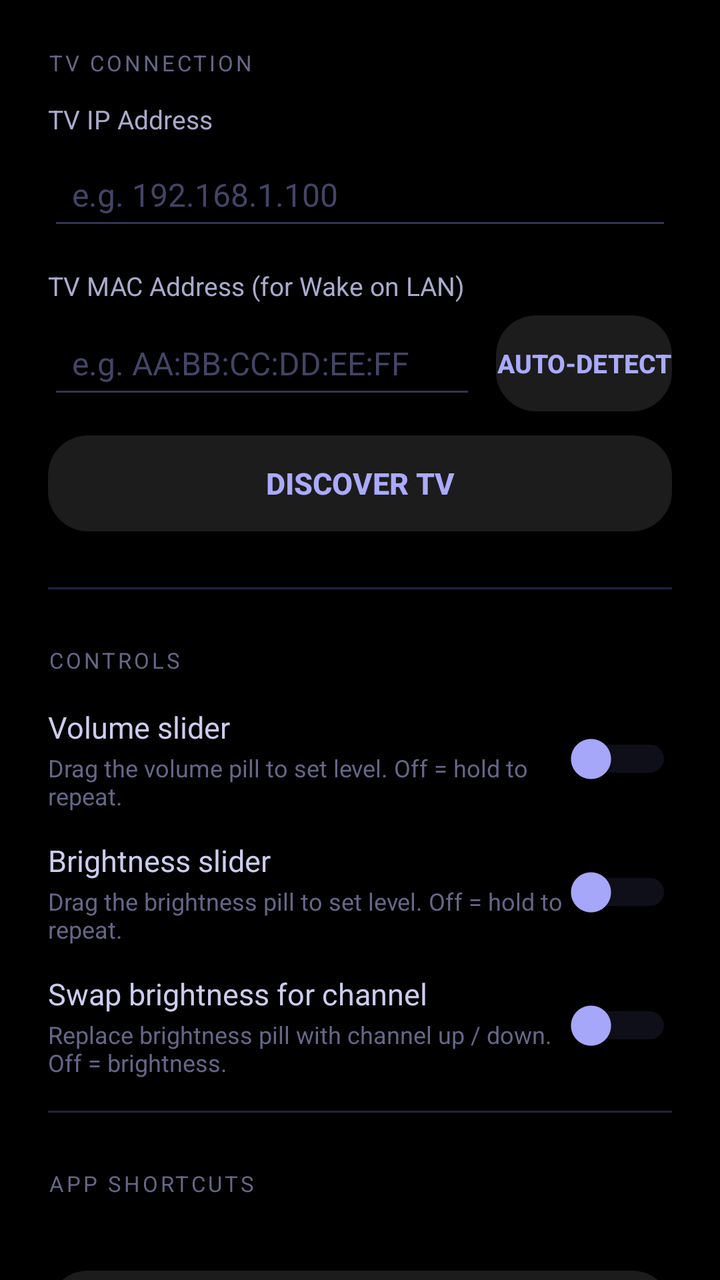
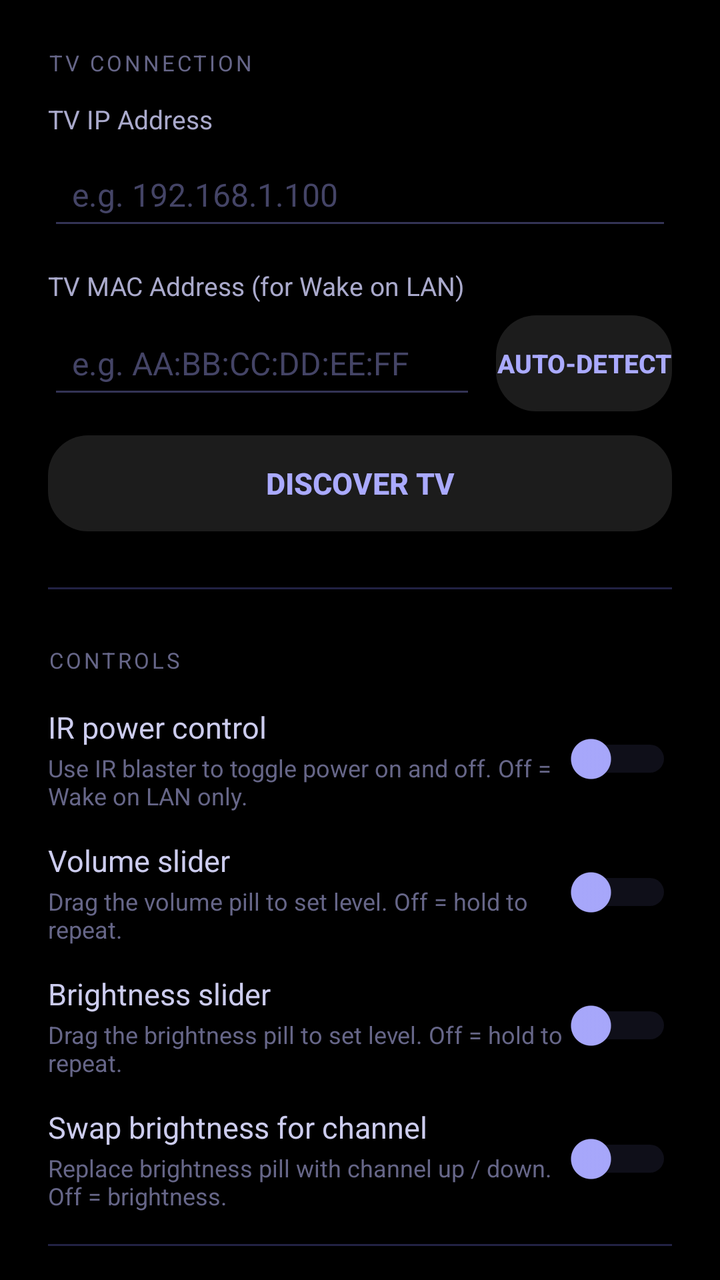

Before-and-after screenshots of an Android layout around one commit, followed by the original layout XML and the change that was made.
<!-- AndroidManifest.xml: application theme Theme.LGRemote -->
<!-- res/layout/activity_settings.xml -->
<?xml version="1.0" encoding="utf-8"?>
<androidx.core.widget.NestedScrollView
    xmlns:android="http://schemas.android.com/apk/res/android"
    android:layout_width="match_parent"
    android:layout_height="match_parent"
    android:background="#000000"
    android:fillViewport="true">

    <LinearLayout
        android:layout_width="match_parent"
        android:layout_height="wrap_content"
        android:orientation="vertical"
        android:paddingHorizontal="24dp"
        android:paddingTop="24dp"
        android:paddingBottom="48dp">

        
        <TextView
            android:layout_width="match_parent"
            android:layout_height="wrap_content"
            android:text="TV CONNECTION"
            android:textColor="#666688"
            android:textSize="11sp"
            android:letterSpacing="0.12"
            android:layout_marginBottom="12dp" />

        <TextView
            android:layout_width="match_parent"
            android:layout_height="wrap_content"
            android:text="TV IP Address"
            android:textColor="#AAAACC"
            android:textSize="13sp"
            android:layout_marginBottom="6dp" />

        <EditText
            android:id="@+id/edit_tv_ip"
            android:layout_width="match_parent"
            android:layout_height="wrap_content"
            android:hint="e.g. 192.168.1.100"
            android:inputType="textUri"
            android:textColor="#FFFFFF"
            android:textColorHint="#444466"
            android:backgroundTint="#333355"
            android:padding="12dp"
            android:textSize="16sp" />

        <TextView
            android:layout_width="match_parent"
            android:layout_height="wrap_content"
            android:text="TV MAC Address (for Wake on LAN)"
            android:textColor="#AAAACC"
            android:textSize="13sp"
            android:layout_marginTop="14dp"
            android:layout_marginBottom="6dp" />

        <LinearLayout
            android:layout_width="match_parent"
            android:layout_height="wrap_content"
            android:orientation="horizontal"
            android:gravity="center_vertical">

            <EditText
                android:id="@+id/edit_tv_mac"
                android:layout_width="0dp"
                android:layout_height="wrap_content"
                android:layout_weight="1"
                android:hint="e.g. AA:BB:CC:DD:EE:FF"
                android:inputType="text"
                android:textColor="#FFFFFF"
                android:textColorHint="#444466"
                android:backgroundTint="#333355"
                android:padding="12dp"
                android:textSize="16sp" />

            <Button
                android:id="@+id/btn_detect_mac"
                android:layout_width="wrap_content"
                android:layout_height="wrap_content"
                android:layout_marginStart="10dp"
                android:background="@drawable/bg_squircle_dark"
                android:text="Auto-detect"
                android:textColor="#AAAAFF"
                android:textSize="13sp"
                android:textStyle="bold" />

        </LinearLayout>

        <LinearLayout
            android:layout_width="match_parent"
            android:layout_height="wrap_content"
            android:layout_marginTop="12dp"
            android:orientation="horizontal"
            android:gravity="center_vertical">

            <Button
                android:id="@+id/btn_discover"
                android:layout_width="0dp"
                android:layout_height="wrap_content"
                android:layout_weight="1"
                android:background="@drawable/bg_squircle_dark"
                android:text="Discover TV"
                android:textColor="#AAAAFF"
                android:textSize="15sp"
                android:textStyle="bold" />

            <ProgressBar
                android:id="@+id/discover_spinner"
                android:layout_width="32dp"
                android:layout_height="32dp"
                android:layout_marginStart="12dp"
                android:visibility="gone"
                android:indeterminateTint="#AAAAFF" />

        </LinearLayout>


        
        <View
            android:layout_width="match_parent"
            android:layout_height="1dp"
            android:layout_marginTop="28dp"
            android:layout_marginBottom="28dp"
            android:background="#222244" />

        
        <TextView
            android:layout_width="match_parent"
            android:layout_height="wrap_content"
            android:text="CONTROLS"
            android:textColor="#666688"
            android:textSize="11sp"
            android:letterSpacing="0.12"
            android:layout_marginBottom="16dp" />

        <LinearLayout
            android:layout_width="match_parent"
            android:layout_height="wrap_content"
            android:orientation="horizontal"
            android:gravity="center_vertical"
            android:layout_marginBottom="14dp">

            <LinearLayout
                android:layout_width="0dp"
                android:layout_height="wrap_content"
                android:layout_weight="1"
                android:orientation="vertical">

                <TextView
                    android:layout_width="wrap_content"
                    android:layout_height="wrap_content"
                    android:text="Volume slider"
                    android:textColor="#CCCCEE"
                    android:textSize="15sp" />

                <TextView
                    android:layout_width="wrap_content"
                    android:layout_height="wrap_content"
                    android:text="Drag the volume pill to set level. Off = hold to repeat."
                    android:textColor="#666688"
                    android:textSize="12sp"
                    android:layout_marginTop="2dp" />

            </LinearLayout>

            <Switch
                android:id="@+id/switch_vol_slider"
                android:layout_width="wrap_content"
                android:layout_height="wrap_content"
                android:thumbTint="#AAAAFF"
                android:trackTint="#333355" />

        </LinearLayout>

        <LinearLayout
            android:layout_width="match_parent"
            android:layout_height="wrap_content"
            android:orientation="horizontal"
            android:gravity="center_vertical"
            android:layout_marginBottom="14dp">

            <LinearLayout
                android:layout_width="0dp"
                android:layout_height="wrap_content"
                android:layout_weight="1"
                android:orientation="vertical">

                <TextView
                    android:layout_width="wrap_content"
                    android:layout_height="wrap_content"
                    android:text="Brightness slider"
                    android:textColor="#CCCCEE"
                    android:textSize="15sp" />

                <TextView
                    android:layout_width="wrap_content"
                    android:layout_height="wrap_content"
                    android:text="Drag the brightness pill to set level. Off = hold to repeat."
                    android:textColor="#666688"
                    android:textSize="12sp"
                    android:layout_marginTop="2dp" />

            </LinearLayout>

            <Switch
                android:id="@+id/switch_brightness_slider"
                android:layout_width="wrap_content"
                android:layout_height="wrap_content"
                android:thumbTint="#AAAAFF"
                android:trackTint="#333355" />

        </LinearLayout>

        <LinearLayout
            android:layout_width="match_parent"
            android:layout_height="wrap_content"
            android:orientation="horizontal"
            android:gravity="center_vertical"
            android:layout_marginBottom="16dp">

            <LinearLayout
                android:layout_width="0dp"
                android:layout_height="wrap_content"
                android:layout_weight="1"
                android:orientation="vertical">

                <TextView
                    android:layout_width="wrap_content"
                    android:layout_height="wrap_content"
                    android:text="Swap brightness for channel"
                    android:textColor="#CCCCEE"
                    android:textSize="15sp" />

                <TextView
                    android:layout_width="wrap_content"
                    android:layout_height="wrap_content"
                    android:text="Replace brightness pill with channel up / down. Off = brightness."
                    android:textColor="#666688"
                    android:textSize="12sp"
                    android:layout_marginTop="2dp" />

            </LinearLayout>

            <Switch
                android:id="@+id/switch_right_pill_channel"
                android:layout_width="wrap_content"
                android:layout_height="wrap_content"
                android:thumbTint="#AAAAFF"
                android:trackTint="#333355" />

        </LinearLayout>

        
        <View
            android:layout_width="match_parent"
            android:layout_height="1dp"
            android:layout_marginBottom="28dp"
            android:background="#222244" />

        
        <TextView
            android:layout_width="match_parent"
            android:layout_height="wrap_content"
            android:text="APP SHORTCUTS"
            android:textColor="#666688"
            android:textSize="11sp"
            android:letterSpacing="0.12"
            android:layout_marginBottom="8dp" />

        <TextView
            android:id="@+id/tv_shortcuts_summary"
            android:layout_width="match_parent"
            android:layout_height="wrap_content"
            android:textColor="#666688"
            android:textSize="12sp"
            android:layout_marginBottom="12dp" />

        <LinearLayout
            android:layout_width="match_parent"
            android:layout_height="wrap_content"
            android:orientation="horizontal"
            android:gravity="center_vertical">

            <Button
                android:id="@+id/btn_load_apps"
                android:layout_width="0dp"
                android:layout_height="wrap_content"
                android:layout_weight="1"
                android:background="@drawable/bg_squircle_dark"
                android:text="Load Apps from TV"
                android:textColor="#AAAAFF"
                android:textSize="15sp"
                android:textStyle="bold" />

            <ProgressBar
                android:id="@+id/load_apps_spinner"
                android:layout_width="32dp"
                android:layout_height="32dp"
                android:layout_marginStart="12dp"
                android:visibility="gone"
                android:indeterminateTint="#AAAAFF" />

        </LinearLayout>

        
        <androidx.recyclerview.widget.RecyclerView
            android:id="@+id/apps_grid"
            android:layout_width="match_parent"
            android:layout_height="wrap_content"
            android:layout_marginTop="16dp"
            android:nestedScrollingEnabled="false"
            android:visibility="gone" />


    </LinearLayout>

</androidx.core.widget.NestedScrollView>
<!-- resources referenced by this layout -->
<resources>
  <!-- drawable bg_squircle_dark (drawable) -->
  <?xml version="1.0" encoding="utf-8"?>
  <shape xmlns:android="http://schemas.android.com/apk/res/android">
      <solid android:color="#1C1C1C" />
      <corners android:radius="20dp" />
  </shape>
  <style name="Theme.LGRemote" parent="Theme.AppCompat.NoActionBar">
          <item name="android:windowBackground">#000000</item>
          <item name="android:statusBarColor">#000000</item>
          <item name="android:navigationBarColor">#000000</item>
      </style>
</resources>

<!-- the commit's change to res/layout/activity_settings.xml (unified diff, before → after) -->
@@ -148,6 +148,45 @@
                 <TextView
                     android:layout_width="wrap_content"
                     android:layout_height="wrap_content"
+                    android:text="IR power control"
+                    android:textColor="#CCCCEE"
+                    android:textSize="15sp" />
+
+                <TextView
+                    android:layout_width="wrap_content"
+                    android:layout_height="wrap_content"
+                    android:text="Use IR blaster to toggle power on and off. Off = Wake on LAN only."
+                    android:textColor="#666688"
+                    android:textSize="12sp"
+                    android:layout_marginTop="2dp" />
+
+            </LinearLayout>
+
+            <Switch
+                android:id="@+id/switch_ir_power"
+                android:layout_width="wrap_content"
+                android:layout_height="wrap_content"
+                android:thumbTint="#AAAAFF"
+                android:trackTint="#333355" />
+
+        </LinearLayout>
+
+        <LinearLayout
+            android:layout_width="match_parent"
+            android:layout_height="wrap_content"
+            android:orientation="horizontal"
+            android:gravity="center_vertical"
+            android:layout_marginBottom="14dp">
+
+            <LinearLayout
+                android:layout_width="0dp"
+                android:layout_height="wrap_content"
+                android:layout_weight="1"
+                android:orientation="vertical">
+
+                <TextView
+                    android:layout_width="wrap_content"
+                    android:layout_height="wrap_content"
                     android:text="Volume slider"
                     android:textColor="#CCCCEE"
                     android:textSize="15sp" />
